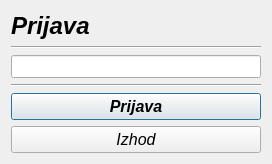
Before: the Qt Designer form login.ui in MaxMaxy/racun, drawn with Qt 5.
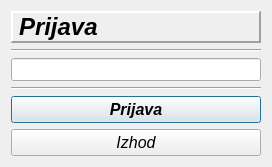
After: the same form once the commit is applied.

Patch:
```diff
--- a/login.ui
+++ b/login.ui
@@ -36,6 +36,15 @@
            <bold>true</bold>
           </font>
          </property>
+         <property name="frameShape">
+          <enum>QFrame::Panel</enum>
+         </property>
+         <property name="frameShadow">
+          <enum>QFrame::Raised</enum>
+         </property>
+         <property name="lineWidth">
+          <number>2</number>
+         </property>
          <property name="text">
           <string>Prijava</string>
          </property>
```
